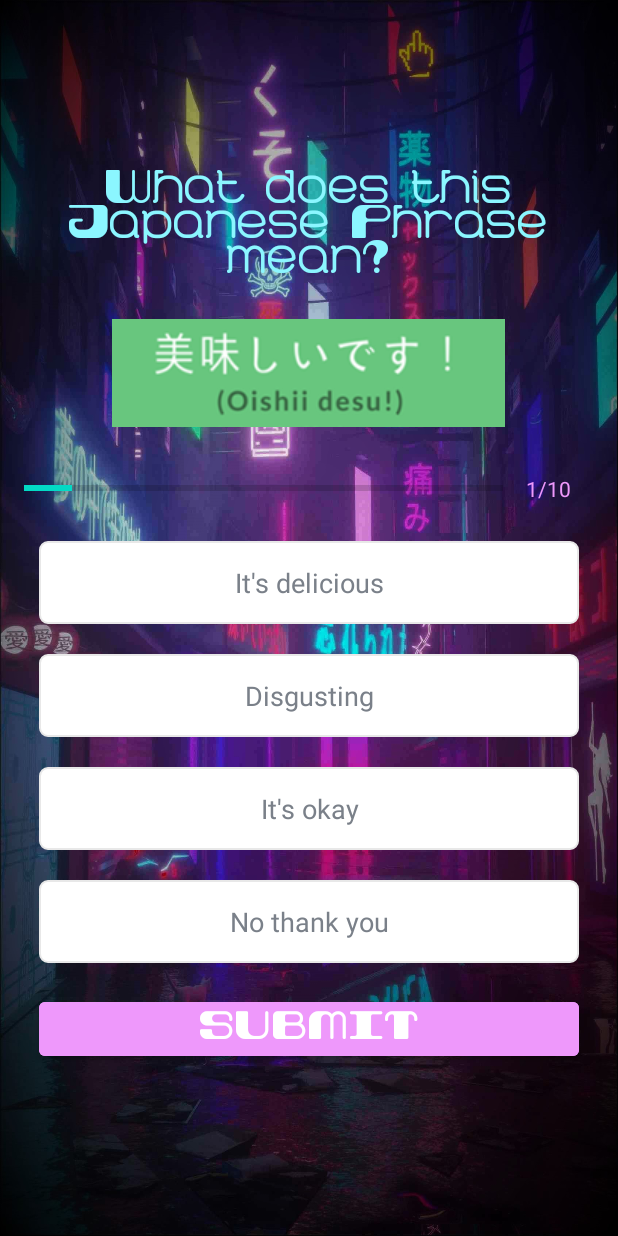
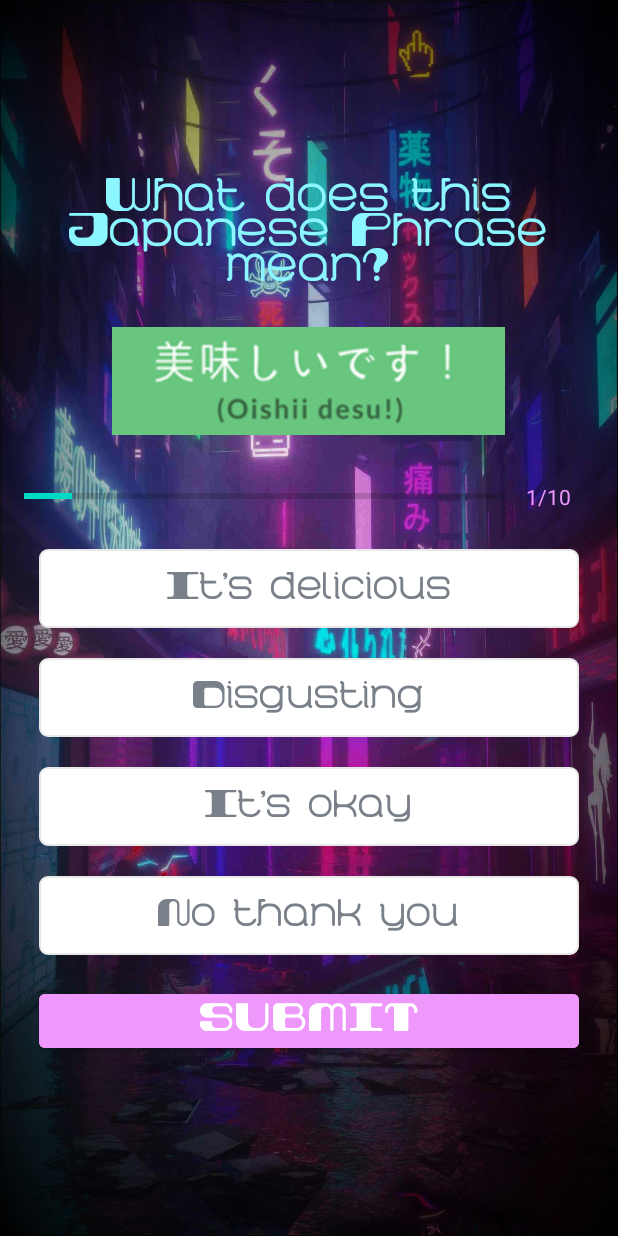
Before and after one commit to 196Sebastian/japanese-quiz, an Android app: the QuizQuestionsActivity screen opened directly, with no data from a screen before it, on a phone screen of 412 x 824 dp. Run offline under Robolectric (Android 15) with nearby library versions, the phone set to English and light mode, and no system bars.

Commit message:
Changed text on question options

```diff
--- a/app/src/main/java/com/example/japanesephrasesquiz/Constants.kt
+++ b/app/src/main/java/com/example/japanesephrasesquiz/Constants.kt
@@ -1,4 +1,8 @@
 package com.example.japanesephrasesquiz
+
+import android.widget.EditText
+import android.widget.TextView
+import org.w3c.dom.Text
 
 object Constants {
 
--- a/app/src/main/java/com/example/japanesephrasesquiz/QuizQuestionsActivity.kt
+++ b/app/src/main/java/com/example/japanesephrasesquiz/QuizQuestionsActivity.kt
@@ -1,15 +1,20 @@
 package com.example.japanesephrasesquiz
 
+import android.content.Context
 import android.content.Intent
 import android.graphics.Color
 import android.graphics.Typeface
+import android.os.Build
 import androidx.appcompat.app.AppCompatActivity
 import android.os.Bundle
 import android.util.Log
 import android.view.View
 import android.widget.*
 import androidx.activity.result.contract.ActivityResultContracts
+import androidx.annotation.RequiresApi
 import androidx.core.content.ContextCompat
+import androidx.core.content.res.ResourcesCompat
+import com.google.android.material.resources.TextAppearance
 
 class QuizQuestionsActivity : AppCompatActivity(), View.OnClickListener {
 
@@ -52,6 +57,7 @@ class QuizQuestionsActivity : AppCompatActivity(), View.OnClickListener {
         tvOptionThree?.setOnClickListener(this)
         tvOptionFour?.setOnClickListener(this)
         btnSubmit?.setOnClickListener(this)
+
 
         mQuestionsList = Constants.getQuestions()
         setQuestion()
@@ -97,7 +103,6 @@ class QuizQuestionsActivity : AppCompatActivity(), View.OnClickListener {
 
         for(option in options){
             option.setTextColor(Color.parseColor("#7A8089"))
-            option.typeface = Typeface.DEFAULT
             option.background = ContextCompat.getDrawable(this, R.drawable.default_option_border_bg)
         }
 
--- a/app/src/main/res/layout/activity_quiz_questions.xml
+++ b/app/src/main/res/layout/activity_quiz_questions.xml
@@ -74,6 +74,7 @@
             android:padding="15dp"
             android:textColor="#7A8089"
             android:textSize="18sp"
+            android:fontFamily="@font/retroprime"
             tools:text="Apple" />
 
         <TextView
@@ -86,6 +87,7 @@
             android:padding="15dp"
             android:textColor="#7A8089"
             android:textSize="18sp"
+            android:fontFamily="@font/retroprime"
             tools:text="Apple" />
 
         <TextView
@@ -98,6 +100,7 @@
             android:padding="15dp"
             android:textColor="#7A8089"
             android:textSize="18sp"
+            android:fontFamily="@font/retroprime"
             tools:text="Apple" />
 
         <TextView
@@ -110,6 +113,7 @@
             android:padding="15dp"
             android:textColor="#7A8089"
             android:textSize="18sp"
+            android:fontFamily="@font/retroprime"
             tools:text="Apple" />
 
         <Button
```
